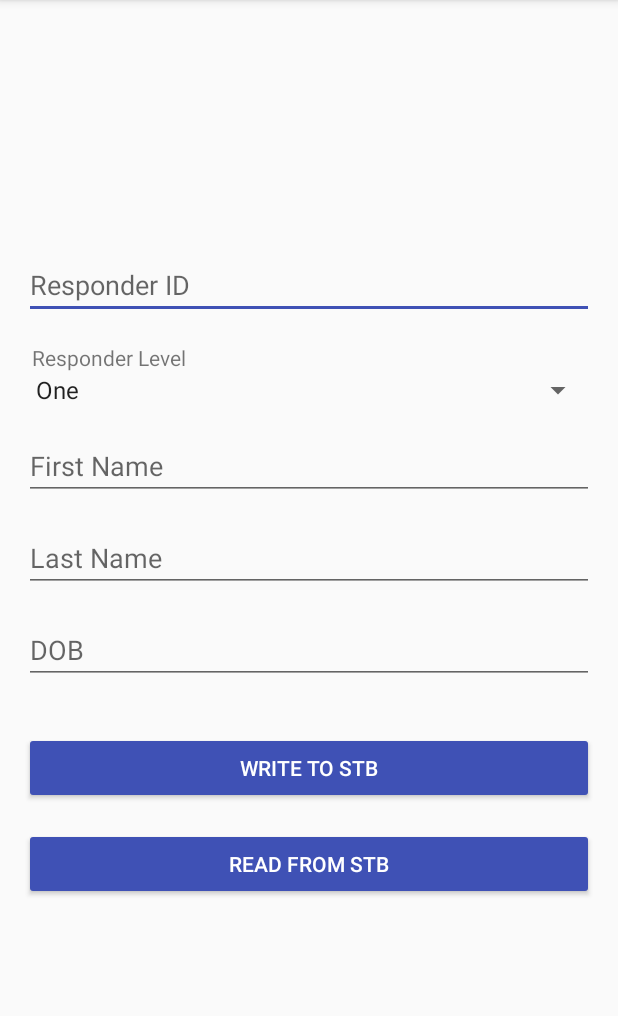
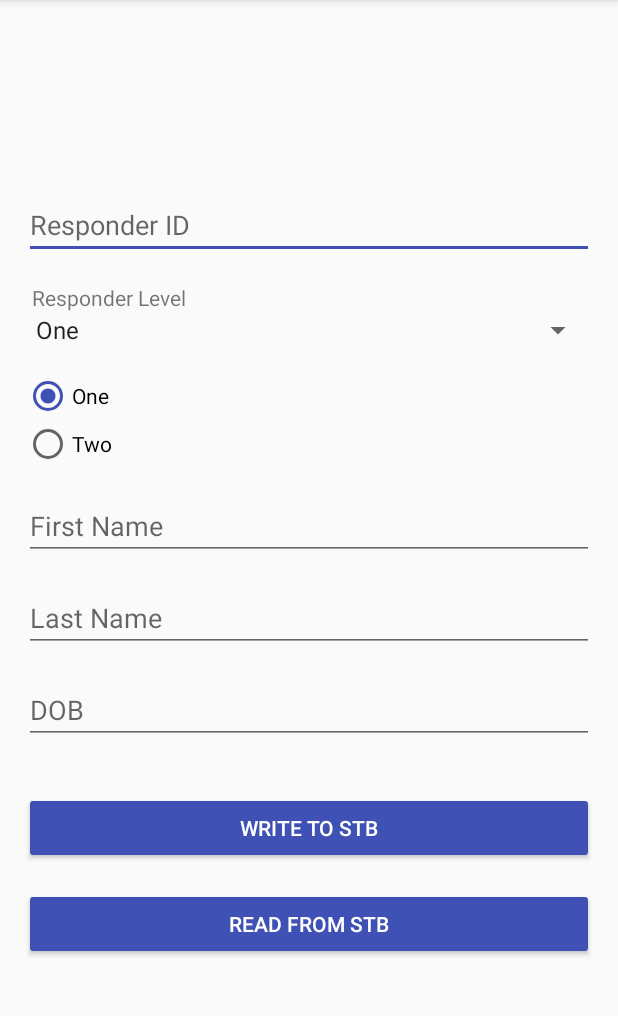
Before and after one commit to noah-johnson/Capstone, an Android app: the screen it shows after launch (MainActivity), on a phone screen of 412 x 824 dp, the part 84-1100 px from its top. Run offline under Robolectric (Android 15) with nearby library versions, the phone set to English and light mode, and no system bars.

Commit message:
added template for radio button field

```diff
--- a/STB/NFC/app/src/main/java/com/slackpack/nfc/MainActivity.java
+++ b/STB/NFC/app/src/main/java/com/slackpack/nfc/MainActivity.java
@@ -18,6 +18,8 @@ import android.widget.ArrayAdapter;
 import android.widget.Button;
 import android.widget.DatePicker;
 import android.widget.EditText;
+import android.widget.RadioButton;
+import android.widget.RadioGroup;
 import android.widget.Spinner;
 import android.widget.Toast;
 
@@ -30,6 +32,9 @@ public class MainActivity extends AppCompatActivity implements Listener, View.On
 
     // Element objects
     private Spinner mSpinnerResponderLevel;
+    private RadioGroup mRadioResponderLevel;
+    private RadioButton mRadioButtonOne;
+    private RadioButton mRadioButtonTwo;
     private EditText mEtResponderId;
     private EditText mEtFirstName;
     private EditText mEtLastName;
@@ -73,6 +78,10 @@ public class MainActivity extends AppCompatActivity implements Listener, View.On
         adapter.setDropDownViewResource(android.R.layout.simple_spinner_dropdown_item);
         // Apply the adapter to the spinner
         mSpinnerResponderLevel.setAdapter(adapter);
+
+        mRadioResponderLevel = (RadioGroup) findViewById(R.id.radio_responder_level);
+        mRadioButtonOne = (RadioButton) findViewById(R.id.radio_one);
+        mRadioButtonTwo = (RadioButton) findViewById(R.id.radio_two);
 
         mEtResponderId = (EditText) findViewById(R.id.et_responder_id);
         mEtFirstName = (EditText) findViewById(R.id.et_patient_first_name);
@@ -232,6 +241,10 @@ public class MainActivity extends AppCompatActivity implements Listener, View.On
                     // Add field values here as they're created
                     String messageToWrite = mEtResponderId.getText().toString() +
                                             "\n" +
+                                            mSpinnerResponderLevel.getSelectedItem().toString() +
+                                            "\n" +
+                                            ((RadioButton)findViewById(mRadioResponderLevel.getCheckedRadioButtonId())).getText().toString() +
+                                            "\n" +
                                             mEtFirstName.getText().toString() +
                                             "\n" +
                                             mEtLastName.getText().toString() +
--- a/STB/NFC/app/src/main/res/layout/activity_main.xml
+++ b/STB/NFC/app/src/main/res/layout/activity_main.xml
@@ -42,11 +42,29 @@
             android:spinnerMode="dialog"
             android:prompt="@string/responder_level"/>
 
+        <RadioGroup xmlns:android="http://schemas.android.com/apk/res/android"
+            android:id="@+id/radio_responder_level"
+            android:layout_width="match_parent"
+            android:layout_height="wrap_content"
+            android:layout_below="@id/spinner_responder_level"
+            android:layout_marginTop="@dimen/activity_horizontal_margin"
+            android:orientation="vertical">
+            <RadioButton android:id="@+id/radio_one"
+                android:layout_width="wrap_content"
+                android:layout_height="wrap_content"
+                android:text="@string/one"
+                android:checked="true"/>
+            <RadioButton android:id="@+id/radio_two"
+                android:layout_width="wrap_content"
+                android:layout_height="wrap_content"
+                android:text="@string/two" />
+        </RadioGroup>
+
         <EditText
             android:id="@+id/et_patient_first_name"
             android:layout_width="match_parent"
             android:layout_height="wrap_content"
-        android:layout_below="@+id/spinner_responder_level"
+            android:layout_below="@+id/radio_responder_level"
             android:layout_marginTop="@dimen/activity_horizontal_margin"
             android:inputType="textCapSentences"
             android:hint="@string/hint_message_first_name"/>
--- a/STB/NFC/app/src/main/res/values/strings.xml
+++ b/STB/NFC/app/src/main/res/values/strings.xml
@@ -18,4 +18,6 @@
         <item>Two</item>
         <item>Three</item>
     </string-array>
+    <string name="one">One</string>
+    <string name="two">Two</string>
 </resources>
```
Lines whose indentation alone changed are shown as unchanged.
